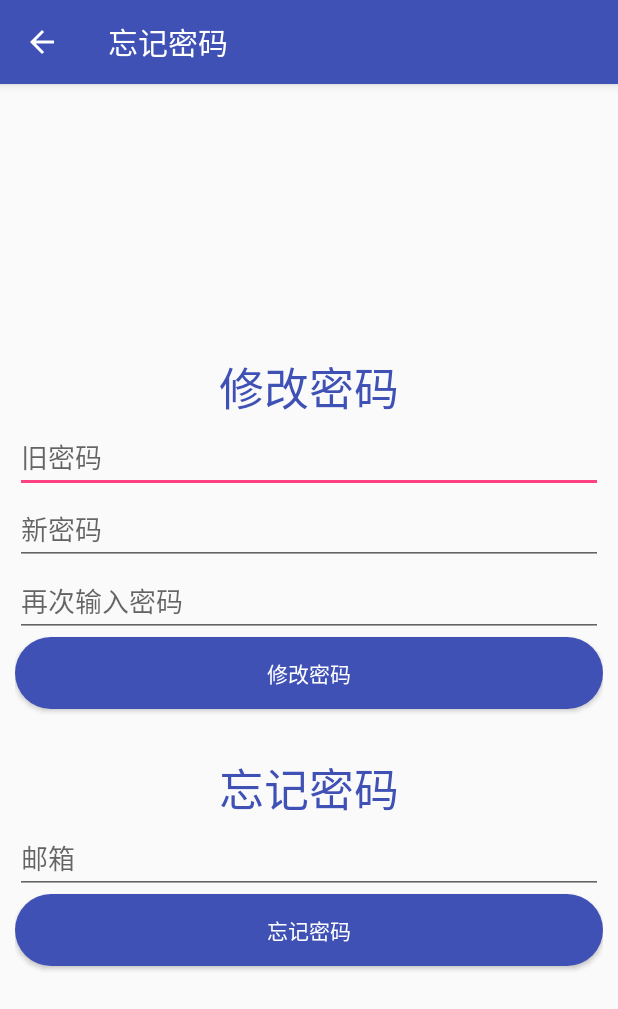
After one commit to yichengyang/SmartBulter, an Android app: the ForgetPasswordActivity screen opened directly, with no data from a screen before it, on a phone screen of 412 x 824 dp. The commit adds this screen. Shown: the top 1009 px of the screen. Run offline under Robolectric (Android 15) with nearby library versions, the phone set to English and light mode, and no system bars; libraries missing offline, so code that uses them is left out: cn.bmob.v3; Roboto replaces fonts that are not available here.

Commit message:
自定义Dialog

```diff
--- a/app/src/main/AndroidManifest.xml
+++ b/app/src/main/AndroidManifest.xml
@@ -53,6 +53,9 @@
         <activity
             android:name=".ui.RegisteredActivity"
             android:label="注册" />
+        <!--忘记密码-->
+        <activity android:name=".ui.ForgetPasswordActivity"
+            android:label="忘记密码"/>
     </application>
 
 </manifest>
--- /dev/null
+++ b/app/src/main/java/com/example/fiver/smart_butler/ui/ForgetPasswordActivity.java
@@ -0,0 +1,112 @@
+package com.example.fiver.smart_butler.ui;
+/*
+ *  项目名:  Smart_Butler
+ *  包名:  com.example.fiver.smart_butler.ui
+ *  文件名:  ForgetPasswordActivity
+ *  创建者:  YYC
+ *  创建时间:  17/6/29 下午6:44
+ *  描述:  TODO
+ */
+
+import android.os.Bundle;
+import android.support.annotation.Nullable;
+import android.text.TextUtils;
+import android.view.View;
+import android.widget.Button;
+import android.widget.EditText;
+import android.widget.Toast;
+
+import com.example.fiver.smart_butler.R;
+import com.example.fiver.smart_butler.entity.MyUser;
+import com.example.fiver.smart_butler.utils.UtilTools;
+
+import cn.bmob.v3.exception.BmobException;
+import cn.bmob.v3.listener.UpdateListener;
+
+public class ForgetPasswordActivity extends BaseActivity implements View.OnClickListener {
+    private EditText et_email_forget;
+    private Button btn_forgetPassword_forget;
+    private EditText et_old;
+    private EditText et_new;
+    private EditText et_new_again;
+    private Button btn_update;
+
+    @Override
+    protected void onCreate(Bundle savedInstanceState) {
+        super.onCreate(savedInstanceState);
+        setContentView(R.layout.activity_forget);
+
+        initView();
+    }
+
+    private void initView() {
+        et_email_forget = (EditText) findViewById(R.id.et_email_forget);
+        btn_forgetPassword_forget = (Button) findViewById(R.id.btn_forgetPassword_forget);
+        btn_forgetPassword_forget.setOnClickListener(this);
+        et_old = (EditText)findViewById(R.id.et_old);
+        et_new = (EditText)findViewById(R.id.et_new);
+        et_new_again = (EditText)findViewById(R.id.et_new_again);
+        btn_update =(Button)findViewById(R.id.btn_updatePassword);
+        btn_update.setOnClickListener(this);
+    }
+
+    @Override
+    public void onClick(View v) {
+        switch (v.getId()) {
+            case R.id.btn_forgetPassword_forget:
+                //1.获取输入框的邮箱
+                final String email = et_email_forget.getText().toString().trim();
+                //2.判断是否为空
+                if (!TextUtils.isEmpty(email)) {
+                    //3.发送邮件
+                    MyUser user = new MyUser();
+                    user.resetPasswordByEmail(email, new UpdateListener() {
+                        @Override
+                        public void done(BmobException e) {
+                            if (e == null) {
+                                Toast.makeText(ForgetPasswordActivity.this, "邮件已发送到" + email, Toast.LENGTH_SHORT).show();
+                                finish();
+                            } else {
+                                Toast.makeText(ForgetPasswordActivity.this, "邮件发送失败", Toast.LENGTH_SHORT).show();
+                            }
+                        }
+                    });
+
+                } else {
+                    Toast.makeText(this, "输入框不能为空！", Toast.LENGTH_SHORT).show();
+                }
+                break;
+            case R.id.btn_updatePassword:
+                //1.获取输入框的值
+                String oldPassword = et_old.getText().toString().trim();
+                String newPassword = et_new.getText().toString().trim();
+                String newPasswordAgain = et_new_again.getText().toString().trim();
+                //2.判断是否为空
+                if (!TextUtils.isEmpty(oldPassword)&
+                        !TextUtils.isEmpty(newPassword)&
+                        !TextUtils.isEmpty(newPasswordAgain)){
+                    //3.判断两次输入是否相同
+                    if (newPassword.equals(newPasswordAgain)){
+                    //4.重置密码
+                        MyUser user  = new MyUser();
+                        user.updateCurrentUserPassword(oldPassword, newPassword, new UpdateListener() {
+                            @Override
+                            public void done(BmobException e) {
+                                if (e==null){
+                                    Toast.makeText(ForgetPasswordActivity.this,"密码重置成功",Toast.LENGTH_SHORT).show();
+                                    finish();
+                                }else{
+                                    Toast.makeText(ForgetPasswordActivity.this,"密码重置失败",Toast.LENGTH_SHORT).show();
+                                }
+                            }
+                        });
+                    }else{
+                        Toast.makeText(this,"两次输入密码不同",Toast.LENGTH_SHORT).show();
+                    }
+                }else{
+                    Toast.makeText(this,"输入框不能为空",Toast.LENGTH_SHORT).show();
+                }
+                break;
+        }
+    }
+}
--- /dev/null
+++ b/app/src/main/res/drawable/dialog_bg.xml
@@ -0,0 +1,5 @@
+<?xml version="1.0" encoding="utf-8"?>
+<shape xmlns:android="http://schemas.android.com/apk/res/android">
+    <solid android:color="@android:color/white"/>
+    <corners android:radius="15dp"/>
+</shape>
--- /dev/null
+++ b/app/src/main/res/layout/activity_forget.xml
@@ -0,0 +1,61 @@
+<?xml version="1.0" encoding="utf-8"?>
+<LinearLayout
+    xmlns:android="http://schemas.android.com/apk/res/android"
+    android:layout_width="match_parent"
+    android:layout_height="match_parent"
+    android:gravity="center"
+    android:padding="10dp"
+    android:orientation="vertical">
+
+    <TextView
+        android:layout_width="wrap_content"
+        android:layout_height="wrap_content"
+        android:text="修改密码"
+        android:textColor="@color/colorPrimary"
+        android:textSize="30sp"/>
+    <EditText
+        android:inputType="textPassword"
+        android:id="@+id/et_old"
+        android:layout_width="match_parent"
+        android:layout_height="wrap_content"
+        android:hint="旧密码"/>
+    <EditText
+        android:inputType="textPassword"
+        android:id="@+id/et_new"
+        android:layout_width="match_parent"
+        android:layout_height="wrap_content"
+        android:hint="新密码"/>
+    <EditText
+        android:inputType="textPassword"
+        android:id="@+id/et_new_again"
+        android:layout_width="match_parent"
+        android:layout_height="wrap_content"
+        android:hint="再次输入密码"/>
+    <Button
+        android:id="@+id/btn_updatePassword"
+        android:textColor="#fff"
+        android:background="@drawable/button_bg"
+        android:text="修改密码"
+        android:layout_width="match_parent"
+        android:layout_height="wrap_content" />
+    <TextView
+        android:layout_marginTop="30dp"
+        android:textSize="30sp"
+        android:textColor="@color/colorPrimary"
+        android:text="忘记密码"
+        android:layout_width="wrap_content"
+        android:layout_height="wrap_content" />
+    <EditText
+        android:id="@+id/et_email_forget"
+        android:hint="邮箱"
+        android:layout_width="match_parent"
+        android:layout_height="wrap_content" />
+    <Button
+        android:id="@+id/btn_forgetPassword_forget"
+        android:textColor="#fff"
+        android:text="忘记密码"
+        android:background="@drawable/button_bg"
+        android:layout_width="match_parent"
+        android:layout_height="wrap_content" />
+
+</LinearLayout>
--- a/app/src/main/res/layout/activity_login.xml
+++ b/app/src/main/res/layout/activity_login.xml
@@ -55,6 +55,7 @@
         android:layout_width="match_parent"
         android:layout_height="wrap_content">
         <TextView
+            android:id="@+id/tv_forget"
             android:text="忘记密码？"
             android:layout_gravity="right"
             android:textColor="@color/colorAccent"
```
Also changed, not shown: app/src/main/java/com/example/fiver/smart_butler/ui/LoginActivity.java (+16 -0 lines), app/src/main/java/com/example/fiver/smart_butler/view/CustomDialog.java (added, +43 -0 lines), app/src/main/res/anim/pop_in.xml (added, +10 -0 lines), app/src/main/res/anim/pop_out.xml (added, +10 -0 lines), app/src/main/res/layout/dialog_loading.xml (added, +27 -0 lines), app/src/main/res/values/styles.xml (+9 -0 lines).
